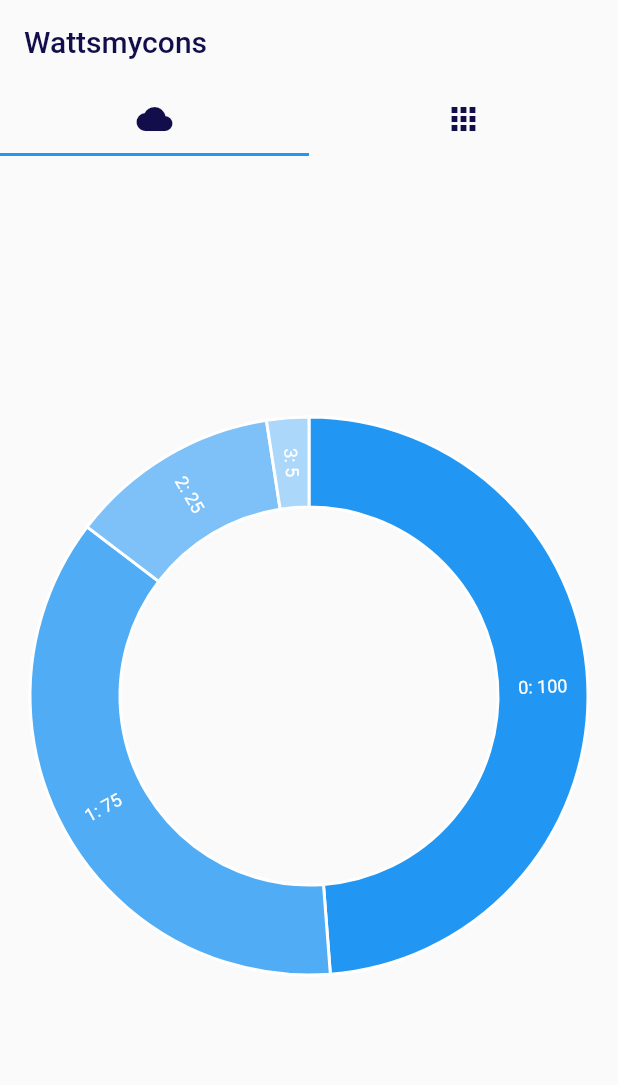
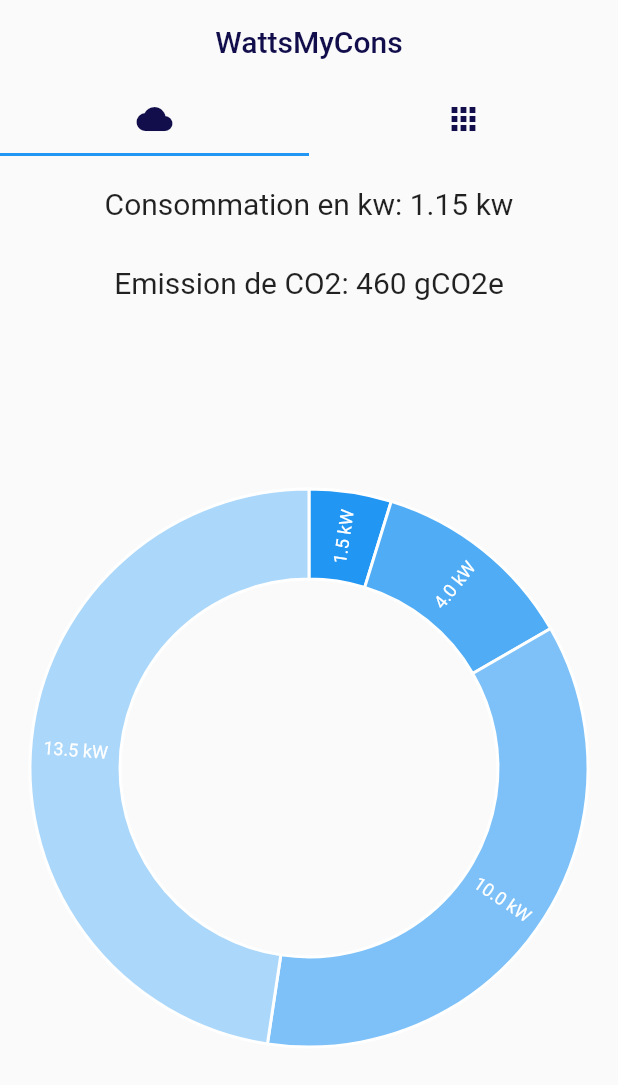
Before and after one commit to lmtvt/wattsmycons, a Flutter app: the screen it shows after launch, on a phone screen of 412 x 824 dp. Shown: the top 1085 px of the screen. Run offline on Flutter 3.47's test engine with Material 2 defaults, Android fonts, the phone set to English and light mode, and no system bars; our stand-ins replace charts_flutter, flutter_slidable; missing offline and left inert: device_apps.

Commit message:
add text on tab 1 + slide on tab2

```diff
--- a/lib/chartpie.dart
+++ b/lib/chartpie.dart
@@ -12,7 +12,7 @@ class DonutAutoLabelChart extends StatelessWidget {
     return new DonutAutoLabelChart(
       _createSampleData(),
       // Disable animations for image tests.
-      animate: false,
+      animate: true,
     );
   }
 
@@ -38,16 +38,18 @@ class DonutAutoLabelChart extends StatelessWidget {
         //          outsideLabelStyleSpec: new charts.TextStyleSpec(...)),
         defaultRenderer: new charts.ArcRendererConfig(
             arcWidth: 60,
-            arcRendererDecorators: [new charts.ArcLabelDecorator()]));
+            arcRendererDecorators: [new charts.ArcLabelDecorator()],
+        )
+    );
   }
 
   /// Create one series with sample hard coded data.
   static List<charts.Series<LinearSales, int>> _createSampleData() {
     final data = [
-      new LinearSales(0, 100),
-      new LinearSales(1, 75),
-      new LinearSales(2, 25),
-      new LinearSales(3, 5),
+      new LinearSales(0, 10),
+      new LinearSales(1, 25),
+      new LinearSales(2, 75),
+      new LinearSales(3, 100),
     ];
 
     return [
@@ -57,7 +59,7 @@ class DonutAutoLabelChart extends StatelessWidget {
         measureFn: (LinearSales sales, _) => sales.sales,
         data: data,
         // Set a label accessor to control the text of the arc label.
-        labelAccessorFn: (LinearSales row, _) => '${row.year}: ${row.sales}',
+        labelAccessorFn: (LinearSales row, _) => '${0.5 + (0.1 * row.sales) + row.year} kW',
       )
     ];
   }
--- a/lib/tab1.dart
+++ b/lib/tab1.dart
@@ -6,6 +6,10 @@ class Tab1 extends StatelessWidget {
   Widget build(BuildContext context) {
     return Column(
       children: <Widget>[
+        SizedBox(height: 20),
+        Text("Consommation en kw: 1.15 kw", style: TextStyle(fontSize: 20)),
+        SizedBox(height: 30),
+        Text("Emission de CO2: 460 gCO2e", style: TextStyle(fontSize: 20)),
         Expanded(child: DonutAutoLabelChart.withSampleData()),
       ],
     );
--- a/lib/tabbar.dart
+++ b/lib/tabbar.dart
@@ -21,7 +21,8 @@ class TabBarDemo extends StatelessWidget {
                 Tab(icon: Icon(Icons.apps, color: Color(0xFF120E4C))),
               ],
             ),
-            title: Text('Wattsmycons', style: TextStyle(color: Color(0xFF120E4C)),),
+            title: Text('WattsMyCons', style: TextStyle(color: Color(0xFF120E4C)),),
+            centerTitle: true,
           ),
           body: TabBarView(
             children: [
--- a/pubspec.yaml
+++ b/pubspec.yaml
@@ -21,6 +21,7 @@ dependencies:
     sdk: flutter
   device_apps: ^1.0.8
   charts_flutter: ^0.8.0
+  flutter_slidable: ^0.5.3
   # The following adds the Cupertino Icons font to your application.
   # Use with the CupertinoIcons class for iOS style icons.
   cupertino_icons: ^0.1.2
```
Also changed, not shown: lib/tab2.dart (+19 -4 lines), pubspec.lock, 6 other files.
